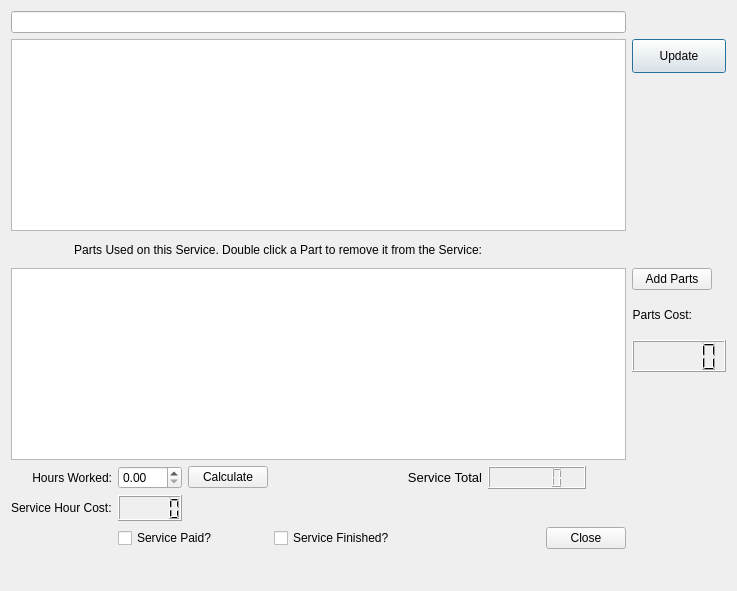
Above: Client_Add_service.ui from bedi1982/Oficina before the change. Below: the same form after it.
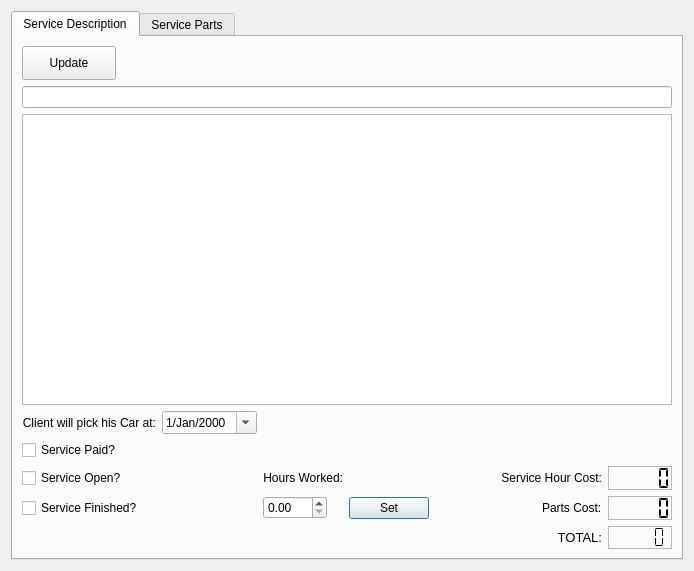
That is the form after the change. The open tabs and pages were chosen to show the change. Icons and pictures are not drawn.

The edit to the form file:
```diff
--- a/Client_Add_service.ui
+++ b/Client_Add_service.ui
@@ -6,8 +6,8 @@
    <rect>
     <x>0</x>
     <y>0</y>
-    <width>737</width>
-    <height>591</height>
+    <width>694</width>
+    <height>571</height>
    </rect>
   </property>
   <property name="windowTitle">
@@ -18,128 +18,101 @@
     <normaloff>:/emoticons/service.png</normaloff>:/emoticons/service.png</iconset>
   </property>
   <layout class="QGridLayout" name="gridLayout">
-   <item row="16" column="2">
-    <widget class="QLCDNumber" name="lcd_Hour_cost">
-     <property name="maximumSize">
-      <size>
-       <width>98</width>
-       <height>32</height>
-      </size>
+   <item row="1" column="0">
+    <widget class="QTabWidget" name="tabWidget">
+     <property name="currentIndex">
+      <number>1</number>
      </property>
-    </widget>
-   </item>
-   <item row="19" column="8">
-    <widget class="QLabel" name="lbl_Emoticon">
-     <property name="maximumSize">
-      <size>
-       <width>48</width>
-       <height>48</height>
-      </size>
-     </property>
-     <property name="text">
-      <string/>
-     </property>
-    </widget>
-   </item>
-   <item row="11" column="8" alignment="Qt::AlignLeft">
-    <widget class="QLabel" name="lbl_PartsCost">
+     <widget class="QWidget" name="ServiceDescription">
+      <attribute name="title">
+       <string>Service Description</string>
+      </attribute>
+      <layout class="QGridLayout" name="gridLayout_2">
+       <item row="11" column="5">
+        <widget class="QLCDNumber" name="lcd_Service_Total">
+         <property name="sizePolicy">
+          <sizepolicy hsizetype="Fixed" vsizetype="Fixed">
+           <horstretch>0</horstretch>
+           <verstretch>0</verstretch>
+          </sizepolicy>
+         </property>
+         <property name="frameShape">
+          <enum>QFrame::StyledPanel</enum>
+         </property>
+         <property name="smallDecimalPoint">
+          <bool>false</bool>
+         </property>
+         <property name="segmentStyle">
+          <enum>QLCDNumber::Flat</enum>
+         </property>
+        </widget>
+       </item>
+       <item row="9" column="4" alignment="Qt::AlignRight">
+        <widget class="QLabel" name="label">
      <property name="text">
       <string>Parts Cost:</string>
      </property>
+        </widget>
+       </item>
+       <item row="5" column="0">
+        <widget class="QCheckBox" name="check_Paid">
+         <property name="enabled">
+          <bool>true</bool>
+         </property>
+         <property name="text">
+          <string>Service Paid?</string>
+         </property>
+        </widget>
+       </item>
+       <item row="11" column="4">
+        <widget class="QLabel" name="lbl_totlaServiceCost">
+         <property name="font">
+          <font>
+           <pointsize>10</pointsize>
+          </font>
+         </property>
+         <property name="text">
+          <string>TOTAL:</string>
+         </property>
      <property name="alignment">
       <set>Qt::AlignRight|Qt::AlignTrailing|Qt::AlignVCenter</set>
      </property>
     </widget>
    </item>
-   <item row="12" column="8">
-    <widget class="QLCDNumber" name="lcd_Parts_Cost">
-     <property name="maximumSize">
-      <size>
-       <width>98</width>
-       <height>32</height>
-      </size>
-     </property>
-    </widget>
-   </item>
-   <item row="1" column="8">
-    <widget class="QPushButton" name="btn_Update_Service_description">
-     <property name="enabled">
-      <bool>true</bool>
-     </property>
+       <item row="3" column="1">
+        <widget class="QDateEdit" name="dateEdit">
      <property name="sizePolicy">
       <sizepolicy hsizetype="Fixed" vsizetype="Fixed">
        <horstretch>0</horstretch>
        <verstretch>0</verstretch>
       </sizepolicy>
      </property>
-     <property name="minimumSize">
-      <size>
-       <width>94</width>
-       <height>34</height>
-      </size>
-     </property>
-     <property name="acceptDrops">
-      <bool>false</bool>
-     </property>
-     <property name="text">
-      <string>Update</string>
-     </property>
-     <property name="icon">
-      <iconset resource="images/images.qrc">
-       <normaloff>:/emoticons/client_info.png</normaloff>:/emoticons/client_info.png</iconset>
-     </property>
-    </widget>
-   </item>
-   <item row="10" column="8">
-    <widget class="QPushButton" name="btn_Add_Parts_Used_In_The_Service">
-     <property name="enabled">
+         <property name="dateTime">
+          <datetime>
+           <hour>0</hour>
+           <minute>0</minute>
+           <second>0</second>
+           <year>2000</year>
+           <month>1</month>
+           <day>1</day>
+          </datetime>
+         </property>
+         <property name="time">
+          <time>
+           <hour>0</hour>
+           <minute>0</minute>
+           <second>0</second>
+          </time>
+         </property>
+         <property name="displayFormat">
+          <string>d/MMM/yyyy</string>
+         </property>
+         <property name="calendarPopup">
       <bool>true</bool>
      </property>
-     <property name="sizePolicy">
-      <sizepolicy hsizetype="Fixed" vsizetype="Fixed">
-       <horstretch>0</horstretch>
-       <verstretch>0</verstretch>
-      </sizepolicy>
-     </property>
-     <property name="acceptDrops">
-      <bool>false</bool>
-     </property>
-     <property name="text">
-      <string>Add Parts</string>
-     </property>
-     <property name="icon">
-      <iconset resource="images/images.qrc">
-       <normaloff>:/emoticons/service.png</normaloff>:/emoticons/service.png</iconset>
-     </property>
-    </widget>
-   </item>
-   <item row="18" column="7">
-    <widget class="QDialogButtonBox" name="btnBox_Close">
-     <property name="standardButtons">
-      <set>QDialogButtonBox::Close</set>
-     </property>
-    </widget>
-   </item>
-   <item row="18" column="0">
-    <widget class="QLabel" name="label_2">
-     <property name="maximumSize">
-      <size>
-       <width>61</width>
-       <height>51</height>
-      </size>
-     </property>
-     <property name="text">
-      <string/>
-     </property>
-     <property name="pixmap">
-      <pixmap resource="images/images.qrc">:/emoticons/tux.png</pixmap>
-     </property>
-     <property name="scaledContents">
-      <bool>true</bool>
-     </property>
-    </widget>
-   </item>
-   <item row="1" column="0" rowspan="6" colspan="8">
+        </widget>
+       </item>
+       <item row="2" column="0" colspan="6">
     <widget class="QTextEdit" name="txt_Servicedescription">
      <property name="focusPolicy">
       <enum>Qt::NoFocus</enum>
@@ -156,24 +129,23 @@
      </property>
     </widget>
    </item>
-   <item row="16" column="0" colspan="2">
-    <widget class="QLabel" name="label">
-     <property name="text">
-      <string>Service Hour Cost:</string>
-     </property>
-    </widget>
-   </item>
-   <item row="18" column="4">
-    <widget class="QCheckBox" name="check_Finished">
-     <property name="enabled">
-      <bool>true</bool>
-     </property>
+       <item row="3" column="0">
+        <widget class="QLabel" name="label_Client_Return_Date">
+         <property name="sizePolicy">
+          <sizepolicy hsizetype="Fixed" vsizetype="Preferred">
+           <horstretch>0</horstretch>
+           <verstretch>0</verstretch>
+          </sizepolicy>
+         </property>
      <property name="text">
-      <string>Service Finished?</string>
-     </property>
-    </widget>
-   </item>
-   <item row="0" column="0" colspan="8">
+          <string>Client will pick his Car at:</string>
+         </property>
+         <property name="alignment">
+          <set>Qt::AlignRight|Qt::AlignTrailing|Qt::AlignVCenter</set>
+         </property>
+        </widget>
+       </item>
+       <item row="1" column="0" colspan="6">
     <widget class="QLineEdit" name="line_ServiceShortDescription">
      <property name="focusPolicy">
       <enum>Qt::NoFocus</enum>
@@ -183,70 +155,100 @@
      </property>
     </widget>
    </item>
+       <item row="9" column="5">
+        <widget class="QLCDNumber" name="lcd_Parts_Cost_2">
+         <property name="sizePolicy">
+          <sizepolicy hsizetype="Fixed" vsizetype="Fixed">
+           <horstretch>0</horstretch>
+           <verstretch>0</verstretch>
+          </sizepolicy>
+         </property>
+         <property name="minimumSize">
+          <size>
+           <width>0</width>
+           <height>24</height>
+          </size>
+         </property>
+         <property name="maximumSize">
+          <size>
+           <width>75</width>
+           <height>32</height>
+          </size>
+         </property>
+         <property name="frameShape">
+          <enum>QFrame::StyledPanel</enum>
+         </property>
+         <property name="segmentStyle">
+          <enum>QLCDNumber::Flat</enum>
+         </property>
+        </widget>
+       </item>
+       <item row="8" column="5">
+        <widget class="QLCDNumber" name="lcd_Hour_cost">
+         <property name="sizePolicy">
+          <sizepolicy hsizetype="Fixed" vsizetype="Fixed">
+           <horstretch>0</horstretch>
+           <verstretch>0</verstretch>
+          </sizepolicy>
+         </property>
+         <property name="minimumSize">
+          <size>
+           <width>0</width>
+           <height>24</height>
+          </size>
+         </property>
+         <property name="maximumSize">
+          <size>
+           <width>75</width>
+           <height>32</height>
+          </size>
+         </property>
+         <property name="frameShape">
+          <enum>QFrame::StyledPanel</enum>
+         </property>
+         <property name="segmentStyle">
+          <enum>QLCDNumber::Flat</enum>
+         </property>
+        </widget>
+       </item>
    <item row="9" column="0">
-    <widget class="QLabel" name="label_Hint_Icon">
-     <property name="maximumSize">
-      <size>
-       <width>31</width>
-       <height>31</height>
-      </size>
-     </property>
-     <property name="text">
-      <string/>
-     </property>
-     <property name="pixmap">
-      <pixmap resource="images/images.qrc">:/emoticons/hint.png</pixmap>
-     </property>
-     <property name="scaledContents">
-      <bool>true</bool>
-     </property>
-    </widget>
-   </item>
-   <item row="10" column="0" rowspan="5" colspan="8">
-    <widget class="QTableView" name="tbl_Parts_Used_In_Service">
+        <widget class="QCheckBox" name="check_Finished">
      <property name="enabled">
       <bool>true</bool>
      </property>
-     <property name="sortingEnabled">
-      <bool>true</bool>
-     </property>
-    </widget>
-   </item>
-   <item row="15" column="0" colspan="2">
-    <widget class="QLabel" name="lbl_InsertWorkCost">
      <property name="text">
-      <string>Hours Worked:</string>
-     </property>
-     <property name="alignment">
-      <set>Qt::AlignRight|Qt::AlignTrailing|Qt::AlignVCenter</set>
-     </property>
-    </widget>
-   </item>
-   <item row="9" column="1" colspan="6">
-    <widget class="QLabel" name="lbl_PartsUsed">
+          <string>Service Finished?</string>
+         </property>
+        </widget>
+       </item>
+       <item row="8" column="4">
+        <widget class="QLabel" name="label_Hour_Cosr">
      <property name="text">
-      <string>Parts Used on this Service. Double click a Part to remove it from the Service:</string>
+          <string>Service Hour Cost:</string>
      </property>
      <property name="alignment">
       <set>Qt::AlignRight|Qt::AlignTrailing|Qt::AlignVCenter</set>
      </property>
     </widget>
    </item>
-   <item row="18" column="2" colspan="2">
-    <widget class="QCheckBox" name="check_Paid">
-     <property name="enabled">
-      <bool>true</bool>
-     </property>
+       <item row="8" column="0">
+        <widget class="QCheckBox" name="checkBox">
      <property name="text">
-      <string>Service Paid?</string>
+          <string>Service Open?</string>
      </property>
     </widget>
    </item>
-   <item row="15" column="2">
+       <item row="9" column="2">
     <widget class="QDoubleSpinBox" name="Spin_Hand_Work_Hours">
      <property name="enabled">
       <bool>true</bool>
      </property>
+         <property name="sizePolicy">
+          <sizepolicy hsizetype="Fixed" vsizetype="Fixed">
+           <horstretch>0</horstretch>
+           <verstretch>0</verstretch>
+          </sizepolicy>
+         </property>
      <property name="maximum">
       <double>999.000000000000000</double>
      </property>
@@ -255,60 +257,162 @@
      </property>
     </widget>
    </item>
-   <item row="15" column="7">
-    <widget class="QLCDNumber" name="lcd_Service_Total">
-     <property name="maximumSize">
-      <size>
-       <width>98</width>
-       <height>32</height>
-      </size>
-     </property>
-    </widget>
-   </item>
-   <item row="15" column="6">
-    <widget class="QLabel" name="lbl_totlaServiceCost">
-     <property name="font">
-      <font>
-       <pointsize>10</pointsize>
-      </font>
-     </property>
+       <item row="8" column="2">
+        <widget class="QLabel" name="lbl_InsertWorkCost">
      <property name="text">
-      <string>Service Total</string>
+          <string>Hours Worked:</string>
      </property>
      <property name="alignment">
       <set>Qt::AlignRight|Qt::AlignTrailing|Qt::AlignVCenter</set>
      </property>
     </widget>
    </item>
-   <item row="15" column="3">
+       <item row="9" column="3">
     <widget class="QPushButton" name="btn_Calculate_worked_Hours">
+         <property name="sizePolicy">
+          <sizepolicy hsizetype="Fixed" vsizetype="Fixed">
+           <horstretch>0</horstretch>
+           <verstretch>0</verstretch>
+          </sizepolicy>
+         </property>
      <property name="text">
-      <string>Calculate</string>
+          <string>Set</string>
      </property>
     </widget>
    </item>
-  </layout>
-  <zorder>tbl_Parts_Used_In_Service</zorder>
-  <zorder>txt_Servicedescription</zorder>
-  <zorder>lbl_PartsUsed</zorder>
-  <zorder>check_Paid</zorder>
-  <zorder>Spin_Hand_Work_Hours</zorder>
-  <zorder>lbl_InsertWorkCost</zorder>
-  <zorder>label_Hint_Icon</zorder>
-  <zorder>lbl_Emoticon</zorder>
-  <zorder>lcd_Service_Total</zorder>
-  <zorder>lbl_totlaServiceCost</zorder>
-  <zorder>line_ServiceShortDescription</zorder>
-  <zorder>label_2</zorder>
-  <zorder>check_Finished</zorder>
-  <zorder>btnBox_Close</zorder>
-  <zorder>btn_Add_Parts_Used_In_The_Service</zorder>
-  <zorder>lcd_Hour_cost</zorder>
-  <zorder>label</zorder>
-  <zorder>btn_Update_Service_description</zorder>
-  <zorder>lbl_PartsCost</zorder>
-  <zorder>lcd_Parts_Cost</zorder>
-  <zorder>btn_Calculate_worked_Hours</zorder>
+       <item row="11" column="0" colspan="2">
+        <widget class="QLabel" name="label_feedback">
+         <property name="text">
+          <string/>
+         </property>
+        </widget>
+       </item>
+       <item row="0" column="0">
+        <widget class="QPushButton" name="btn_Update_Service_description">
+         <property name="enabled">
+          <bool>true</bool>
+         </property>
+         <property name="sizePolicy">
+          <sizepolicy hsizetype="Fixed" vsizetype="Fixed">
+           <horstretch>0</horstretch>
+           <verstretch>0</verstretch>
+          </sizepolicy>
+         </property>
+         <property name="minimumSize">
+          <size>
+           <width>94</width>
+           <height>34</height>
+          </size>
+         </property>
+         <property name="acceptDrops">
+          <bool>false</bool>
+         </property>
+         <property name="text">
+          <string>Update</string>
+         </property>
+         <property name="icon">
+          <iconset resource="images/images.qrc">
+           <normaloff>:/emoticons/client_info.png</normaloff>:/emoticons/client_info.png</iconset>
+         </property>
+        </widget>
+       </item>
+      </layout>
+     </widget>
+     <widget class="QWidget" name="ServiceParts">
+      <attribute name="title">
+       <string>Service Parts</string>
+      </attribute>
+      <layout class="QGridLayout" name="gridLayout_4">
+       <item row="0" column="1" alignment="Qt::AlignLeft">
+        <widget class="QLabel" name="lbl_PartsUsed">
+         <property name="text">
+          <string>Double click a Part to remove it from the Service:</string>
+         </property>
+         <property name="alignment">
+          <set>Qt::AlignRight|Qt::AlignTrailing|Qt::AlignVCenter</set>
+         </property>
+        </widget>
+       </item>
+       <item row="1" column="0" colspan="4">
+        <widget class="QTableView" name="tbl_Parts_Used_In_Service">
+         <property name="enabled">
+          <bool>true</bool>
+         </property>
+         <property name="sortingEnabled">
+          <bool>true</bool>
+         </property>
+        </widget>
+       </item>
+       <item row="2" column="0" colspan="2">
+        <widget class="QPushButton" name="btn_Add_Parts_Used_In_The_Service">
+         <property name="enabled">
+          <bool>true</bool>
+         </property>
+         <property name="sizePolicy">
+          <sizepolicy hsizetype="Fixed" vsizetype="Fixed">
+           <horstretch>0</horstretch>
+           <verstretch>0</verstretch>
+          </sizepolicy>
+         </property>
+         <property name="acceptDrops">
+          <bool>false</bool>
+         </property>
+         <property name="text">
+          <string>Add Parts used on this Service</string>
+         </property>
+         <property name="icon">
+          <iconset resource="images/images.qrc">
+           <normaloff>:/emoticons/service.png</normaloff>:/emoticons/service.png</iconset>
+         </property>
+        </widget>
+       </item>
+       <item row="2" column="2">
+        <widget class="QLabel" name="lbl_PartsCost_2">
+         <property name="text">
+          <string>Parts Cost:</string>
+         </property>
+         <property name="alignment">
+          <set>Qt::AlignRight|Qt::AlignTrailing|Qt::AlignVCenter</set>
+         </property>
+        </widget>
+       </item>
+       <item row="2" column="3">
+        <widget class="QLCDNumber" name="lcd_Parts_Cost">
+         <property name="sizePolicy">
+          <sizepolicy hsizetype="Fixed" vsizetype="Fixed">
+           <horstretch>0</horstretch>
+           <verstretch>0</verstretch>
+          </sizepolicy>
+         </property>
+         <property name="maximumSize">
+          <size>
+           <width>98</width>
+           <height>32</height>
+          </size>
+         </property>
+         <property name="frameShape">
+          <enum>QFrame::StyledPanel</enum>
+         </property>
+        </widget>
+       </item>
+       <item row="0" column="2">
+        <spacer name="horizontalSpacer">
+         <property name="orientation">
+          <enum>Qt::Horizontal</enum>
+         </property>
+         <property name="sizeHint" stdset="0">
+          <size>
+           <width>40</width>
+           <height>20</height>
+          </size>
+         </property>
+        </spacer>
+       </item>
+      </layout>
+     </widget>
+    </widget>
+   </item>
+  </layout>
  </widget>
  <tabstops>
   <tabstop>tbl_Parts_Used_In_Service</tabstop>
```
Left out of the diff: 12 changed lines with no effect on the pictures. Lines whose indentation alone changed are shown as unchanged.
